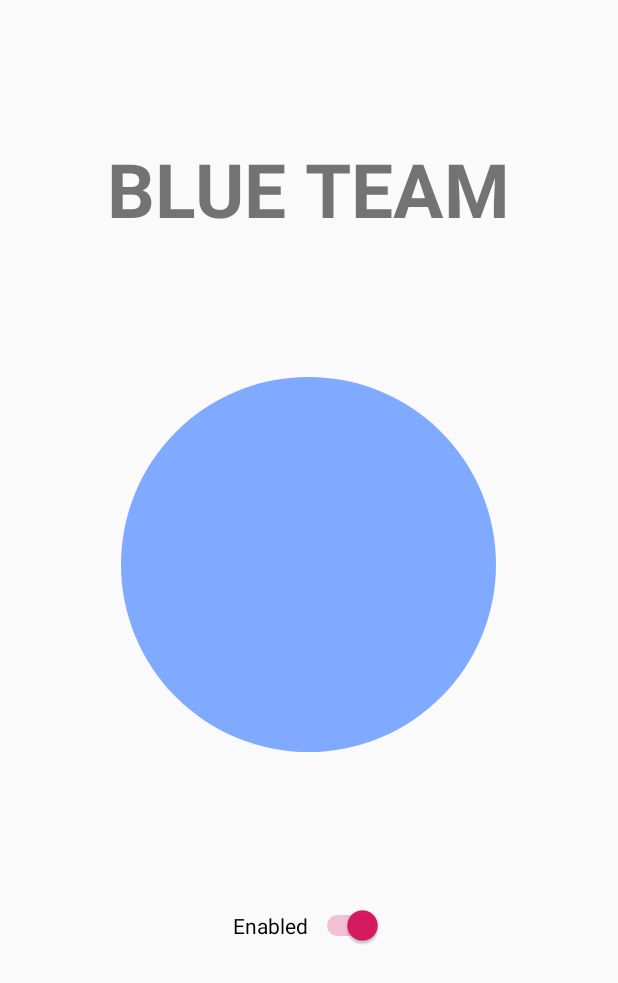
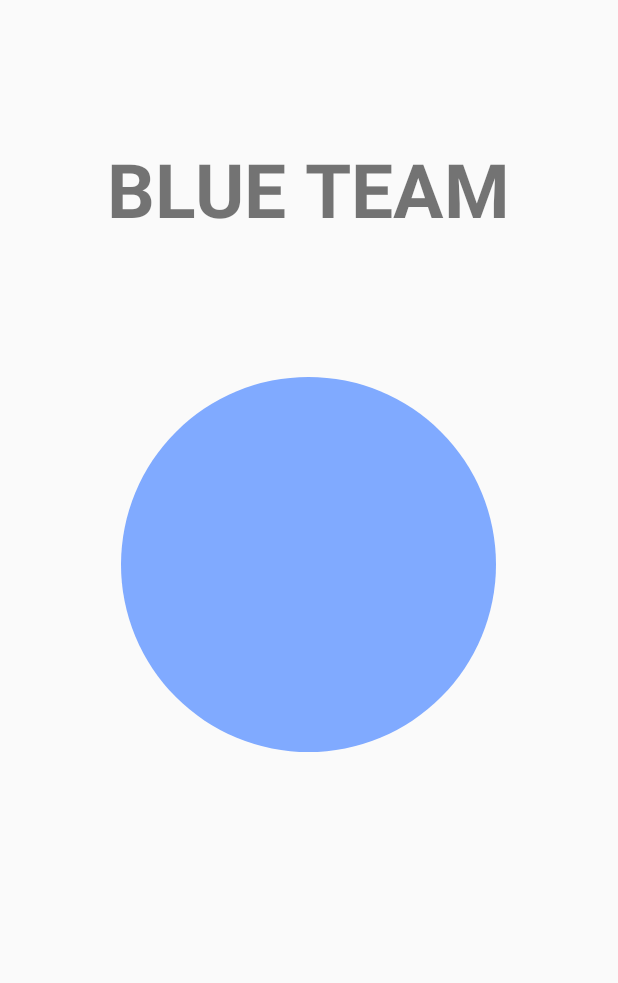
Before and after one commit to BeingTiger007/MyQuizApp, an Android app: the BlueTeam screen opened directly, with no data from a screen before it, on a phone screen of 412 x 824 dp. Shown: the top 983 px of the screen. Run offline under Robolectric (Android 15) with nearby library versions, the light colour scheme and no system bars; our stand-ins replace Firebase (no records; nobody signed in at launch, a user with empty details on screens opened directly); 3 statements that could not run were skipped.

Commit message:
added online button enable disable functionality

```diff
--- a/app/src/main/java/com/example/myquizapp/BlueTeam.java
+++ b/app/src/main/java/com/example/myquizapp/BlueTeam.java
@@ -1,22 +1,29 @@
 package com.example.myquizapp;
 
+import androidx.annotation.NonNull;
 import androidx.appcompat.app.AppCompatActivity;
 
 import android.media.MediaPlayer;
 import android.os.Bundle;
+import android.util.Log;
 import android.view.View;
 import android.widget.CompoundButton;
 import android.widget.ImageButton;
 import android.widget.Switch;
 import android.widget.Toast;
 
+import com.google.firebase.database.DataSnapshot;
+import com.google.firebase.database.DatabaseError;
 import com.google.firebase.database.DatabaseReference;
 import com.google.firebase.database.FirebaseDatabase;
+import com.google.firebase.database.ValueEventListener;
+
+import java.util.Objects;
 
 public class BlueTeam extends AppCompatActivity {
 
     FirebaseDatabase database;
-    DatabaseReference myref,myref2;
+    DatabaseReference myref,myref2,FlagRef;
 
     @Override
     protected void onCreate(Bundle savedInstanceState) {
@@ -25,30 +32,34 @@ public class BlueTeam extends AppCompatActivity {
         database = FirebaseDatabase.getInstance();
         myref = database.getReference("LED_STATUS");
         myref2 = database.getReference("BlueTeam");
+        FlagRef = FirebaseDatabase.getInstance().getReference("FlagRef");
+
 
         final MediaPlayer mp = MediaPlayer.create(getApplicationContext(),R.raw.click);
         final ImageButton buttonblue = (ImageButton) findViewById(R.id.buttonblue);
-        Switch switchEnableButton = findViewById(R.id.switch_enable_button);
+
+        FlagRef.addListenerForSingleValueEvent(new ValueEventListener() {
+
+            @Override
+            public void onDataChange(@NonNull DataSnapshot dataSnapshot) {
+                Boolean  Flagvalue= Boolean.valueOf(dataSnapshot.getValue().toString());
+                buttonblue.setEnabled(Flagvalue);
+                Toast.makeText(getApplicationContext(), Flagvalue.toString(),Toast.LENGTH_SHORT).show();
+            }
+
+            @Override
+            public void onCancelled(@NonNull DatabaseError databaseError) {
+
+            }
+        });
 
         buttonblue.setOnClickListener(new View.OnClickListener() {
             @Override
             public void onClick(View view) {
                 myref.setValue(3);
                 myref2.setValue(3);
-                //Toast.makeText(getApplicationContext(),"click", Toast.LENGTH_SHORT).show();
+                Toast.makeText(getApplicationContext(),"click", Toast.LENGTH_SHORT).show();
                 mp.start();
-            }
-        });
-
-        switchEnableButton.setOnCheckedChangeListener(new CompoundButton.OnCheckedChangeListener() {
-            @Override
-            public void onCheckedChanged(CompoundButton compoundButton, boolean b) {
-                if (b) {
-                    buttonblue.setEnabled(true);
-                }
-                else{
-                    buttonblue.setEnabled(false);
-                }
             }
         });
 
--- a/app/src/main/res/layout/activity_blue_team.xml
+++ b/app/src/main/res/layout/activity_blue_team.xml
@@ -31,20 +31,6 @@
         app:layout_constraintStart_toStartOf="parent"
         app:layout_constraintTop_toBottomOf="@+id/textView2" />
 
-    <Switch
-        android:id="@+id/switch_enable_button"
-        android:layout_width="100dp"
-        android:layout_height="27dp"
-        android:layout_marginTop="28dp"
-        android:checked="true"
-        android:text="@string/enabled"
-        app:layout_constraintBottom_toBottomOf="parent"
-        app:layout_constraintEnd_toEndOf="parent"
-        app:layout_constraintHorizontal_bias="0.498"
-        app:layout_constraintStart_toStartOf="parent"
-        app:layout_constraintTop_toBottomOf="@+id/buttonblue"
-        app:layout_constraintVertical_bias="0.276" />
-
     <androidx.constraintlayout.widget.Guideline
         android:id="@+id/guideline"
         android:layout_width="wrap_content"
```
Also changed, not shown: app/src/main/java/com/example/myquizapp/Anchor.java (+5 -2 lines), app/src/main/java/com/example/myquizapp/LoginActivity.java (+9 -3 lines), app/src/main/res/layout/activity_anchor.xml (+8 -7 lines).
